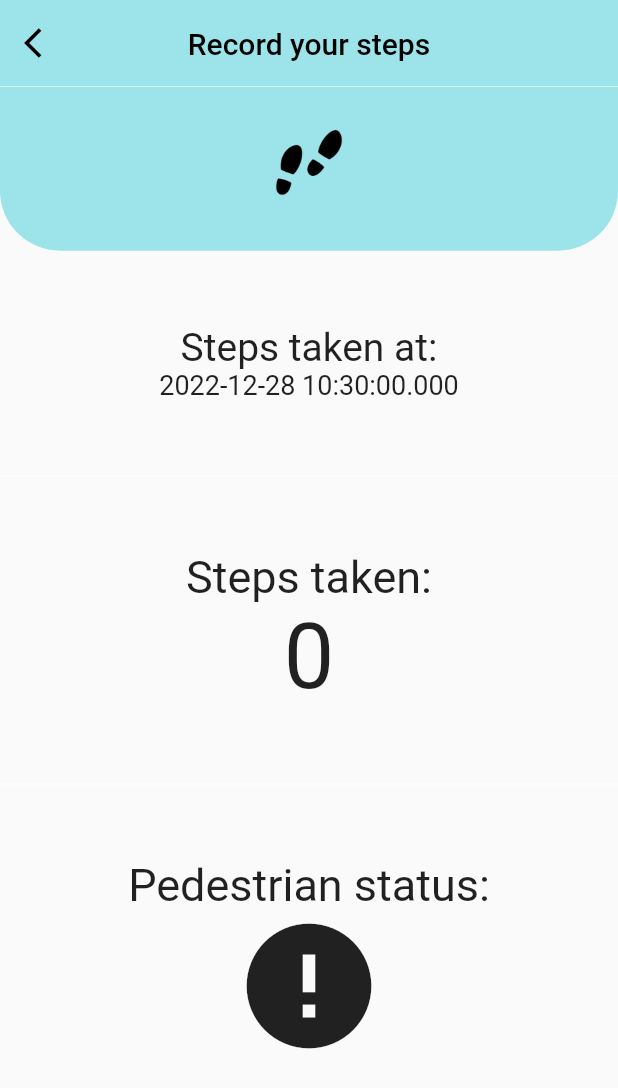
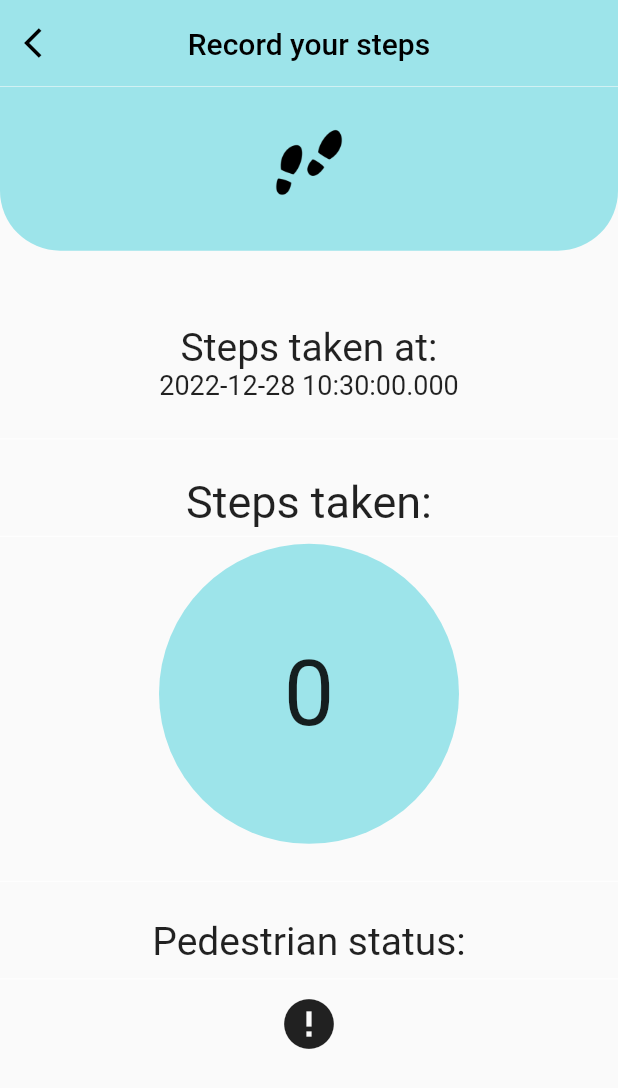
Before and after one commit to wanysamsuri/flutter_clinical, a Flutter app: the PedometerScreen screen opened directly, on a phone screen of 412 x 824 dp. Shown: the top 1088 px of the screen. Run offline on Flutter 3.47's test engine with Material 2 defaults, Android fonts, the phone set to English and light mode, and no system bars; our stand-ins replace cached_network_image, carousel_slider, device_info_plus, email_validator, fl_chart, flutter_rating_stars and 20 more; missing offline and left inert: clickable_list_wheel_view, flutter_3d_choice_chip, gauges, html2md, onesignal_flutter, pretty_gauge and 2 more; accounts and stored records are empty.

Commit message:
pedo deco

```diff
--- a/lib/pedometer/pedometer_screen.dart
+++ b/lib/pedometer/pedometer_screen.dart
@@ -2,6 +2,7 @@ import 'dart:async';
 
 import 'package:flutter/foundation.dart';
 import 'package:flutter/material.dart';
+import 'package:flutter_clinic/constant.dart';
 import 'package:hive/hive.dart';
 import 'package:jiffy/jiffy.dart';
 import 'package:pedometer/pedometer.dart';
@@ -226,26 +227,46 @@ class _PedometerScreenState extends State<PedometerScreen> {
                       style: const TextStyle(fontSize: 18),
                     ),
                     const Divider(
-                      height: 100,
+                      height: 50,
                       thickness: 0,
                       color: Colors.white,
                     ),
-                    const Text(
+                    Text(
                       'Steps taken:',
                       style: TextStyle(fontSize: 30),
                     ),
-                    Text(
-                      _todaySteps.toString(),
-                      style: const TextStyle(fontSize: 60),
+                    const Divider(
+                      height: 10,
+                      thickness: 0,
+                      color: Colors.white,
                     ),
+                    Container(
+                      height: 200,
+                      width: 200,
+                      decoration: BoxDecoration(
+                          color: primaryColor,
+                          borderRadius: BorderRadius.circular(100)),
+                      child: Center(
+                        child: Text(
+                          _todaySteps.toString(),
+                          style: const TextStyle(fontSize: 60),
+                        ),
+                      ),
+                    ),
+
                     const Divider(
-                      height: 100,
+                      height: 50,
                       thickness: 0,
                       color: Colors.white,
                     ),
                     const Text(
                       'Pedestrian status:',
-                      style: TextStyle(fontSize: 30),
+                      style: TextStyle(fontSize: 26),
+                    ),
+                    const Divider(
+                      height: 20,
+                      thickness: 0,
+                      color: Colors.white,
                     ),
                     Icon(
                       _status == 'walking'
@@ -253,7 +274,7 @@ class _PedometerScreenState extends State<PedometerScreen> {
                           : _status == 'stopped'
                               ? Icons.accessibility_new
                               : Icons.error,
-                      size: 100,
+                      size: 40,
                     ),
                     Center(
                       child: Text(
```
